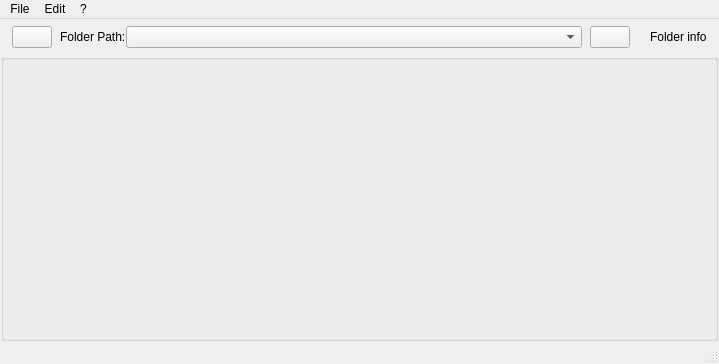
Old version of the form src/mdaviz/resources/mainwindow.ui in the repository BCDA-APS/mdaviz.
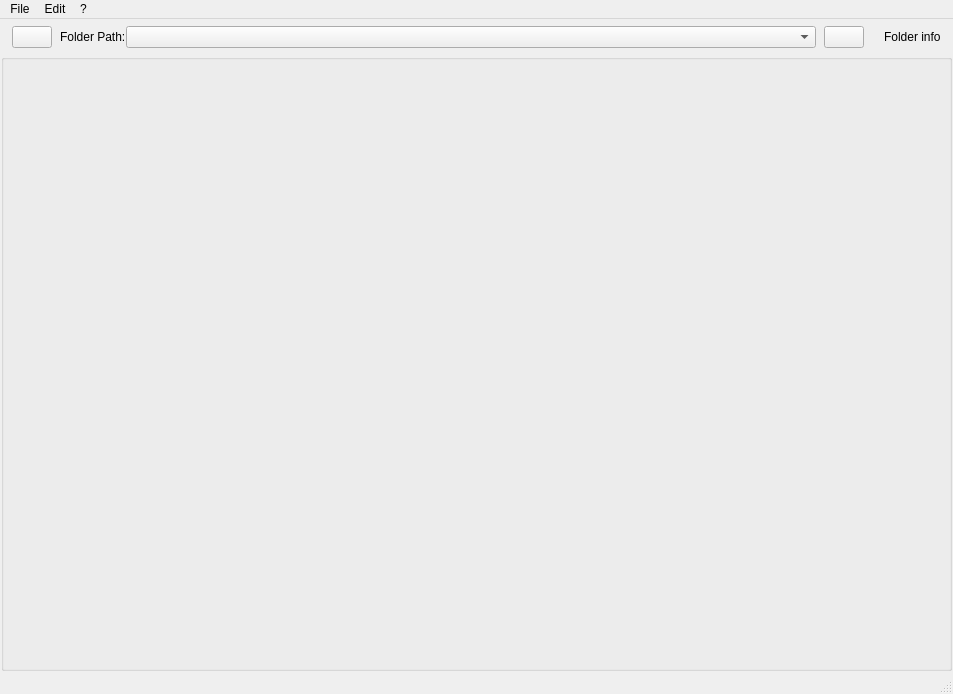
New version of the form. Icons and pictures are not drawn.

Diff of the .ui file:
```diff
--- a/src/mdaviz/resources/mainwindow.ui
+++ b/src/mdaviz/resources/mainwindow.ui
@@ -6,8 +6,8 @@
    <rect>
     <x>0</x>
     <y>0</y>
-    <width>719</width>
-    <height>364</height>
+    <width>953</width>
+    <height>694</height>
    </rect>
   </property>
   <property name="windowTitle">
@@ -228,8 +228,8 @@
     <rect>
      <x>0</x>
      <y>0</y>
-     <width>719</width>
-     <height>24</height>
+     <width>953</width>
+     <height>23</height>
     </rect>
    </property>
    <widget class="QMenu" name="menuFile">
```
Left out of the diff: 25 changed lines with no effect on the pictures.
